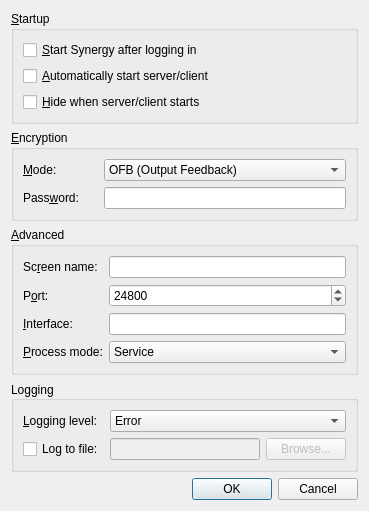
deskflow/deskflow, file src/gui/res/SettingsDialogBase.ui: the form before one commit.
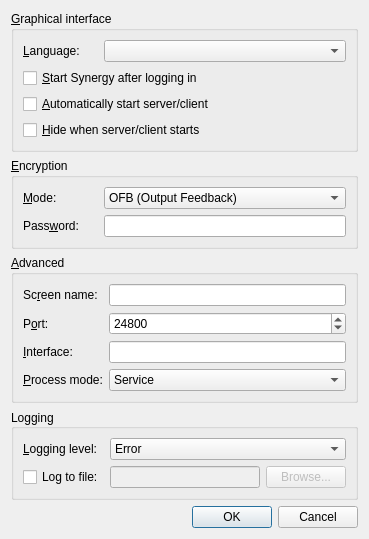
The form after the commit.

Patch:
```diff
--- a/src/gui/res/SettingsDialogBase.ui
+++ b/src/gui/res/SettingsDialogBase.ui
@@ -7,7 +7,7 @@
     <x>0</x>
     <y>0</y>
     <width>369</width>
-    <height>459</height>
+    <height>493</height>
    </rect>
   </property>
   <property name="windowTitle">
@@ -17,30 +17,53 @@
    <item>
     <widget class="QGroupBox" name="m_pGroupStart">
      <property name="title">
-      <string>&amp;Startup</string>
+      <string>&amp;Graphical interface</string>
      </property>
      <layout class="QGridLayout" name="gridLayout">
-      <item row="0" column="0">
+      <item row="1" column="0">
        <widget class="QCheckBox" name="m_pCheckBoxAutoStart">
         <property name="text">
          <string>&amp;Start Synergy after logging in</string>
         </property>
        </widget>
       </item>
-      <item row="1" column="0">
+      <item row="2" column="0">
        <widget class="QCheckBox" name="m_pCheckBoxAutoConnect">
         <property name="text">
          <string>&amp;Automatically start server/client</string>
         </property>
        </widget>
       </item>
-      <item row="2" column="0">
+      <item row="3" column="0">
        <widget class="QCheckBox" name="m_pCheckBoxAutoHide">
         <property name="text">
          <string>&amp;Hide when server/client starts</string>
         </property>
        </widget>
       </item>
+      <item row="0" column="0">
+       <layout class="QFormLayout" name="formLayout_3">
+        <item row="1" column="0">
+         <widget class="QLabel" name="label">
+          <property name="minimumSize">
+           <size>
+            <width>75</width>
+            <height>0</height>
+           </size>
+          </property>
+          <property name="text">
+           <string>&amp;Language:</string>
+          </property>
+          <property name="buddy">
+           <cstring>m_pComboLanguage</cstring>
+          </property>
+         </widget>
+        </item>
+        <item row="1" column="1">
+         <widget class="QComboBox" name="m_pComboLanguage"/>
+        </item>
+       </layout>
+      </item>
      </layout>
     </widget>
    </item>
```
Left out of the diff: 2 changed lines with no effect on the pictures.
